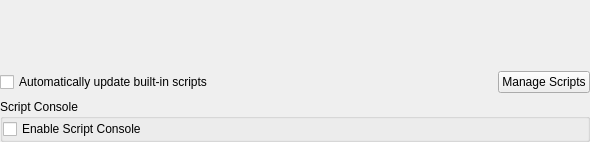
Old version of the form src/configdialog/dialogs/ScriptsConfig.ui in the repository KDE/amarok.
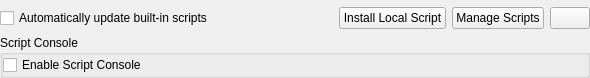
New version of the form. Icons and pictures are not drawn. Custom widgets are drawn as their Qt base class.

Commit message: No restart required for script removal/ installation.

```diff
--- a/src/configdialog/dialogs/ScriptsConfig.ui
+++ b/src/configdialog/dialogs/ScriptsConfig.ui
@@ -8,7 +8,7 @@
     <x>0</x>
     <y>0</y>
     <width>590</width>
-    <height>142</height>
+    <height>78</height>
    </rect>
   </property>
   <property name="sizePolicy">
@@ -56,6 +56,13 @@
        </property>
       </spacer>
      </item>
+     <item>
+      <widget class="KPushButton" name="installButton">
+       <property name="text">
+        <string>Install Local Script</string>
+       </property>
+      </widget>
+     </item>
      <item>
       <widget class="QPushButton" name="manageButton">
        <property name="toolTip">
@@ -66,6 +73,21 @@
        </property>
       </widget>
      </item>
+     <item>
+      <widget class="KPushButton" name="reloadButton">
+       <property name="sizePolicy">
+        <sizepolicy hsizetype="Maximum" vsizetype="Fixed">
+         <horstretch>0</horstretch>
+         <verstretch>0</verstretch>
+        </sizepolicy>
+       </property>
+       <property name="icon">
+        <iconset theme="view-refresh">
+         <normaloff/>
+        </iconset>
+       </property>
+      </widget>
+     </item>
     </layout>
    </item>
    <item>
@@ -98,6 +120,11 @@
  <layoutdefault spacing="6" margin="0"/>
  <layoutfunction spacing="KDialog::spacingHint"/>
  <customwidgets>
+  <customwidget>
+   <class>KPushButton</class>
+   <extends>QPushButton</extends>
+   <header>kpushbutton.h</header>
+  </customwidget>
   <customwidget>
    <class>ScriptSelector</class>
    <extends>QWidget</extends>
```
The commit also changes 5 other files.
